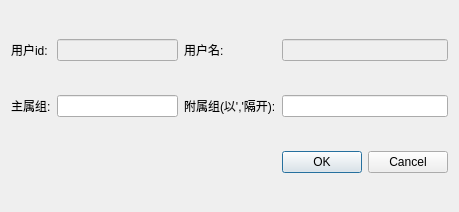
Old version of the form SYS/userinfodialog.ui in the repository liuyufeng509/SecCenter.
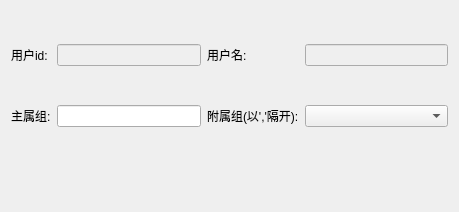
New version of the form.

Patch:
```diff
--- a/SYS/userinfodialog.ui
+++ b/SYS/userinfodialog.ui
@@ -14,13 +14,6 @@
    <string>Dialog</string>
   </property>
   <layout class="QGridLayout" name="gridLayout">
-   <item row="1" column="4">
-    <widget class="QLineEdit" name="grpsLineEdit">
-     <property name="enabled">
-      <bool>true</bool>
-     </property>
-    </widget>
-   </item>
    <item row="0" column="0">
     <widget class="QLabel" name="label">
      <property name="text">
@@ -76,10 +69,13 @@
       <enum>Qt::Horizontal</enum>
      </property>
      <property name="standardButtons">
-      <set>QDialogButtonBox::Cancel|QDialogButtonBox::Ok</set>
+      <set>QDialogButtonBox::NoButton</set>
      </property>
     </widget>
    </item>
+   <item row="1" column="4">
+    <widget class="QComboBox" name="comboBox"/>
+   </item>
   </layout>
  </widget>
  <tabstops>
```
Left out of the diff: 1 changed line with no effect on the pictures.
